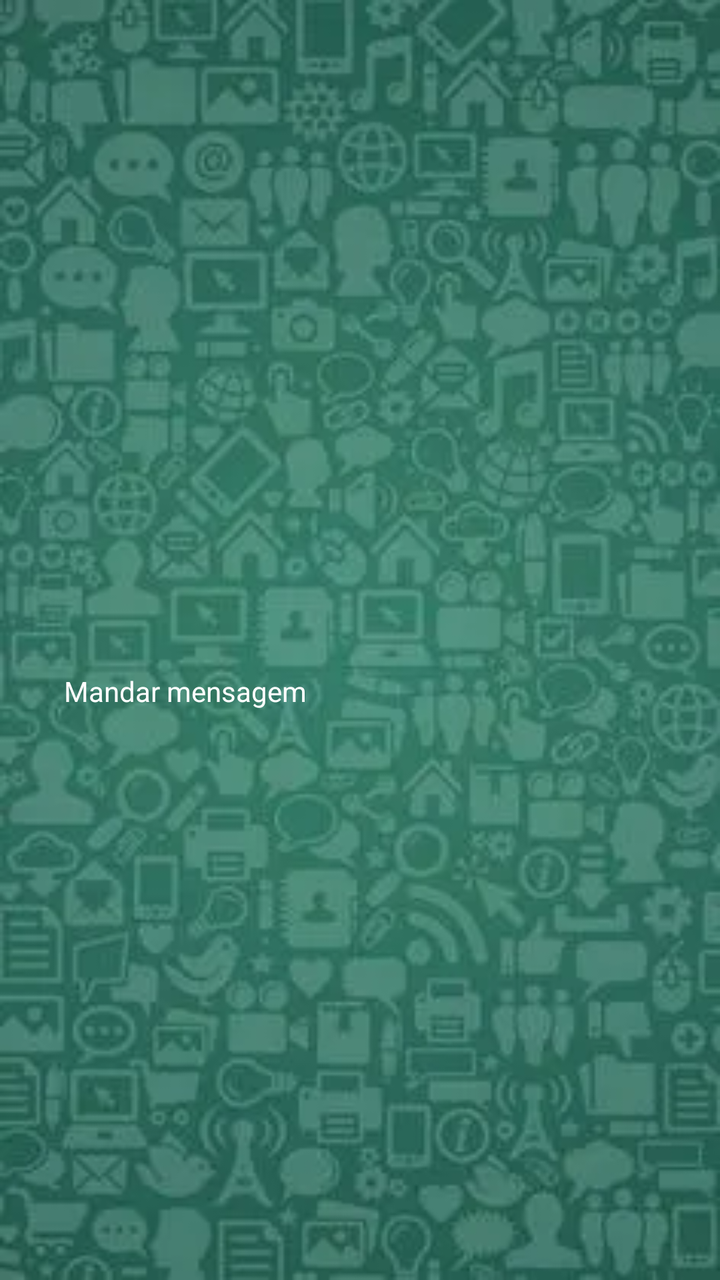
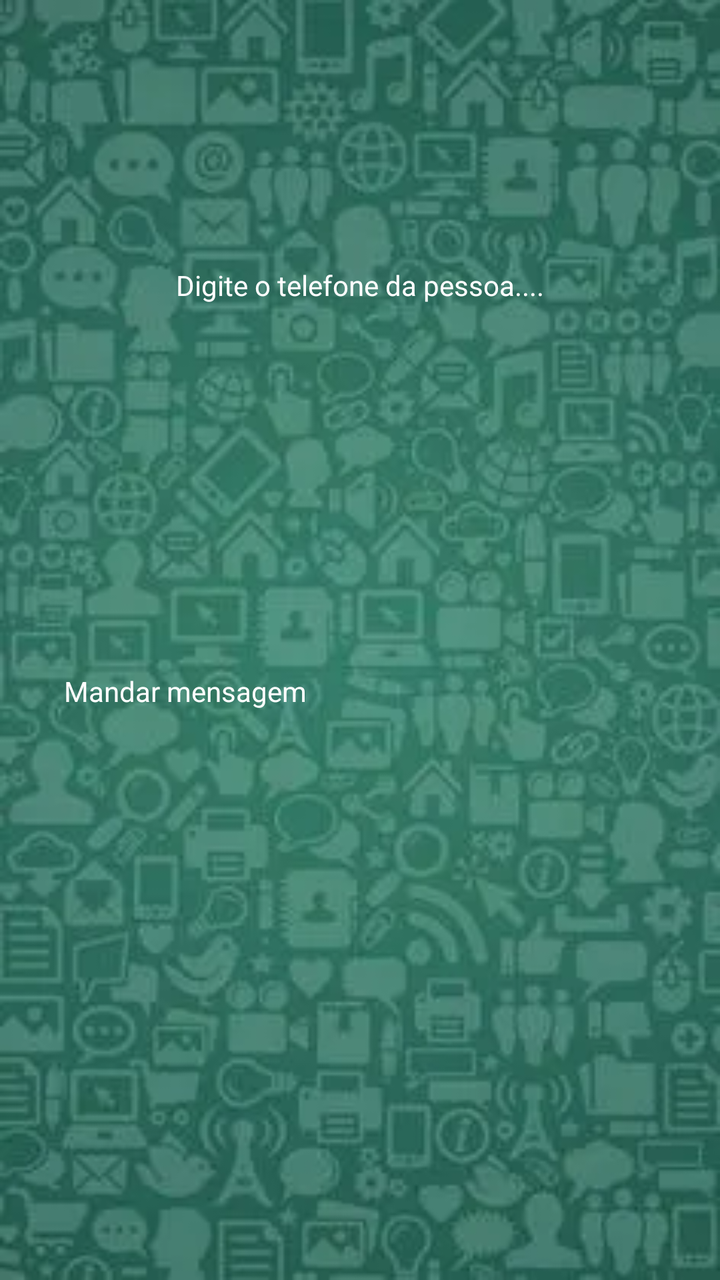

Before-and-after screenshots of an Android layout around one commit, followed by the original layout XML and the change that was made.
<!-- AndroidManifest.xml: application theme Theme.Zapmessage -->
<!-- res/layout/mainlayout.xml -->
<?xml version="1.0" encoding="utf-8"?>
<androidx.constraintlayout.widget.ConstraintLayout xmlns:android="http://schemas.android.com/apk/res/android"
    xmlns:app="http://schemas.android.com/apk/res-auto"
    xmlns:tools="http://schemas.android.com/tools"
    android:id="@+id/linearLayout"
    android:layout_width="match_parent"
    android:layout_height="match_parent"
    android:background="@drawable/whatsappbackground"
    android:orientation="vertical"
    tools:paddingBottom="80dp">

    <EditText
        android:id="@+id/inputText"
        android:layout_width="0dp"
        android:layout_height="wrap_content"
        android:layout_marginStart="32dp"
        android:layout_marginEnd="32dp"
        android:ems="10"
        android:inputType="phone"
        android:textColor="@color/white"
        android:textColorHighlight="@color/white"
        android:textColorHint="@color/white"
        app:layout_constraintBottom_toTopOf="@+id/btn_search"
        app:layout_constraintEnd_toEndOf="parent"
        app:layout_constraintStart_toStartOf="parent"
        app:layout_constraintTop_toTopOf="parent"
        app:layout_constraintVertical_chainStyle="packed" />

    <Button
        android:id="@+id/btn_search"
        android:layout_width="0dp"
        android:layout_height="wrap_content"
        android:layout_marginStart="32dp"
        android:layout_marginTop="32dp"
        android:layout_marginEnd="32dp"
        android:backgroundTint="#4CAF50"
        android:text="Mandar mensagem"
        android:textColor="@color/white"
        app:layout_constraintBottom_toBottomOf="parent"
        app:layout_constraintEnd_toEndOf="parent"
        app:layout_constraintStart_toStartOf="parent"
        app:layout_constraintTop_toBottomOf="@+id/inputText" />
</androidx.constraintlayout.widget.ConstraintLayout>
<!-- resources referenced by this layout -->
<resources>
  <color name="white">#FFFFFFFF</color>
  <!-- drawable whatsappbackground: webp bitmap (drawable, 14612 bytes) -->
  <style name="Theme.Zapmessage" parent="android:Theme.Material.Light.NoActionBar" />
</resources>

<!-- the commit's change to res/layout/mainlayout.xml (unified diff, before → after) -->
@@ -40,4 +40,15 @@
         app:layout_constraintEnd_toEndOf="parent"
         app:layout_constraintStart_toStartOf="parent"
         app:layout_constraintTop_toBottomOf="@+id/inputText" />
+
+    <TextView
+        android:id="@+id/textView2"
+        android:layout_width="wrap_content"
+        android:layout_height="wrap_content"
+        android:text="Digite o telefone da pessoa...."
+        android:textColor="#FFFFFF"
+        app:layout_constraintBottom_toTopOf="@+id/inputText"
+        app:layout_constraintEnd_toEndOf="parent"
+        app:layout_constraintStart_toStartOf="parent"
+        app:layout_constraintTop_toTopOf="parent" />
 </androidx.constraintlayout.widget.ConstraintLayout>
